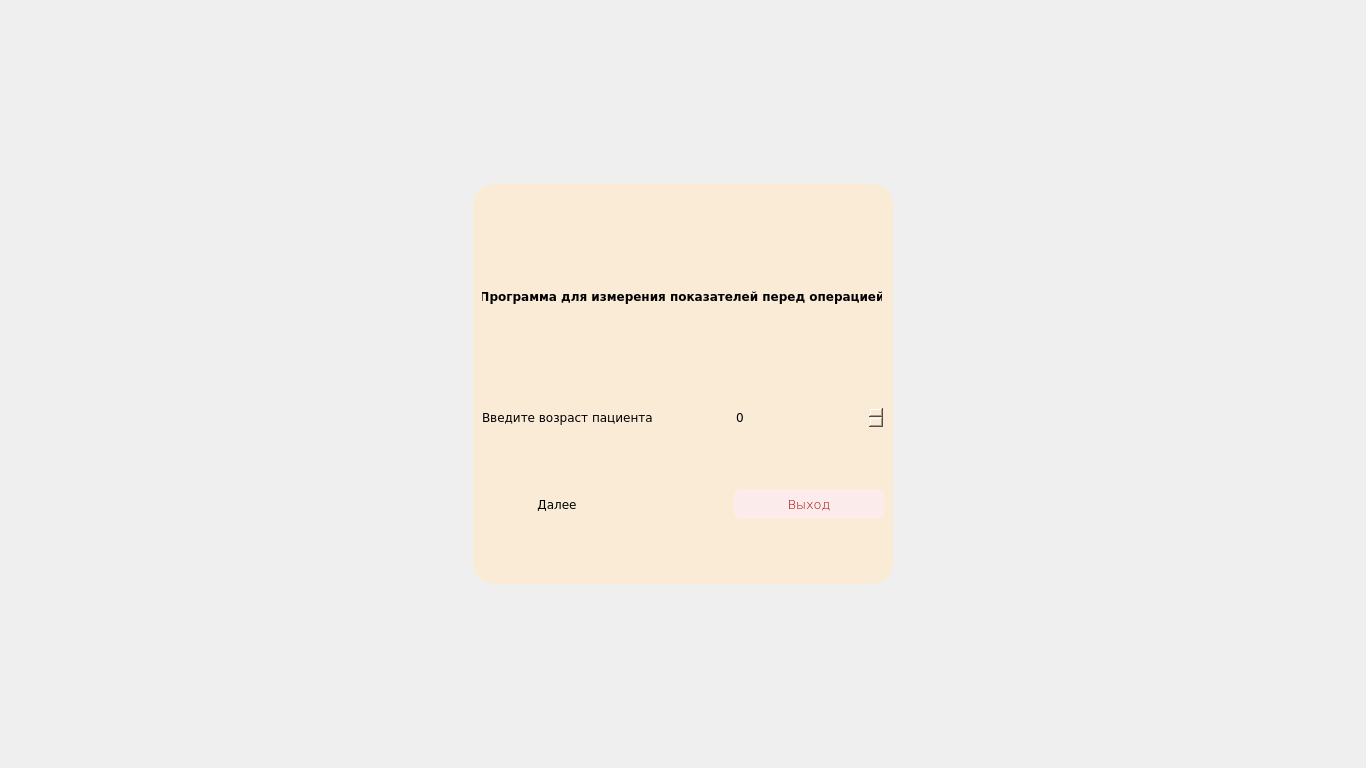
Above: Medic/forms/ui/helloform.ui from W3STi/Medical-calculate-programm before the change. Below: the same form after it.
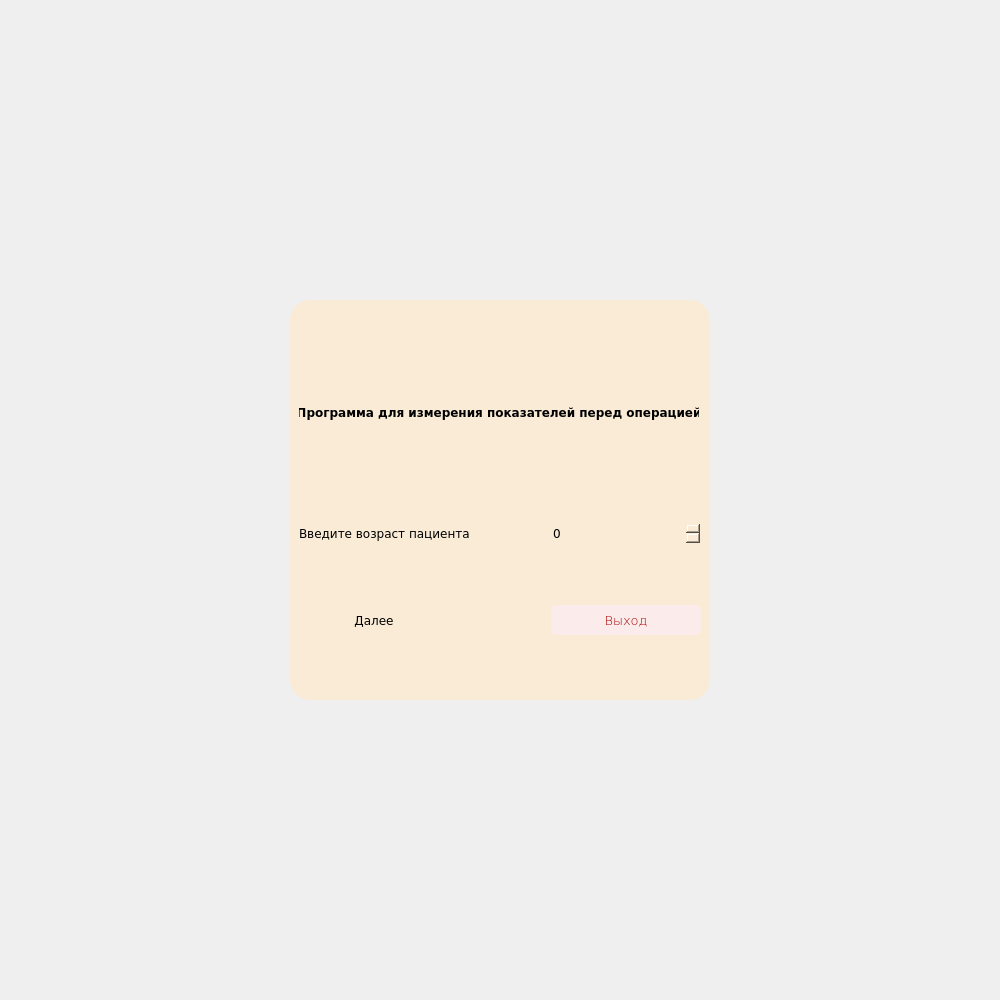
That is the form after the change.

Commit message: Фикс позиции стартового окна

```diff
--- a/Medic/forms/ui/helloform.ui
+++ b/Medic/forms/ui/helloform.ui
@@ -6,20 +6,14 @@
    <rect>
     <x>0</x>
     <y>0</y>
-    <width>1366</width>
-    <height>768</height>
+    <width>1000</width>
+    <height>1000</height>
    </rect>
   </property>
   <property name="minimumSize">
    <size>
-    <width>1366</width>
-    <height>768</height>
-   </size>
-  </property>
-  <property name="maximumSize">
-   <size>
-    <width>1366</width>
-    <height>768</height>
+    <width>1000</width>
+    <height>1000</height>
    </size>
   </property>
   <property name="windowTitle">
```
The commit also changes 1 other file.
